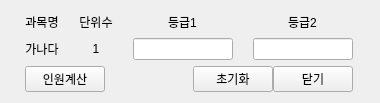
This is UI/GradeCalc.ui in yuj09161/grademanage as Qt 5 draws it before an edit. The edited form follows.
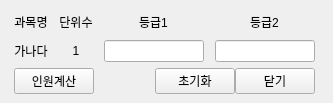
This is the edited form.

```diff
--- a/UI/GradeCalc.ui
+++ b/UI/GradeCalc.ui
@@ -1,18 +1,19 @@
 <?xml version="1.0" encoding="UTF-8"?>
 <ui version="4.0">
  <class>GradeCalc</class>
- <widget class="QWidget" name="GradeCalc">
+ <widget class="QMainWindow" name="GradeCalc">
   <property name="geometry">
    <rect>
     <x>0</x>
     <y>0</y>
-    <width>380</width>
+    <width>333</width>
     <height>103</height>
    </rect>
   </property>
   <property name="windowTitle">
    <string>예상등급계산</string>
   </property>
+  <widget class="QWidget" name="centralwidget">
   <layout class="QGridLayout" name="gridLayout">
    <item row="1" column="3">
     <widget class="QLineEdit" name="lnGrd2">
@@ -228,6 +229,7 @@
     </widget>
    </item>
   </layout>
+  </widget>
  </widget>
  <tabstops>
   <tabstop>btnAdd</tabstop>
```
Lines whose indentation alone changed are shown as unchanged.
